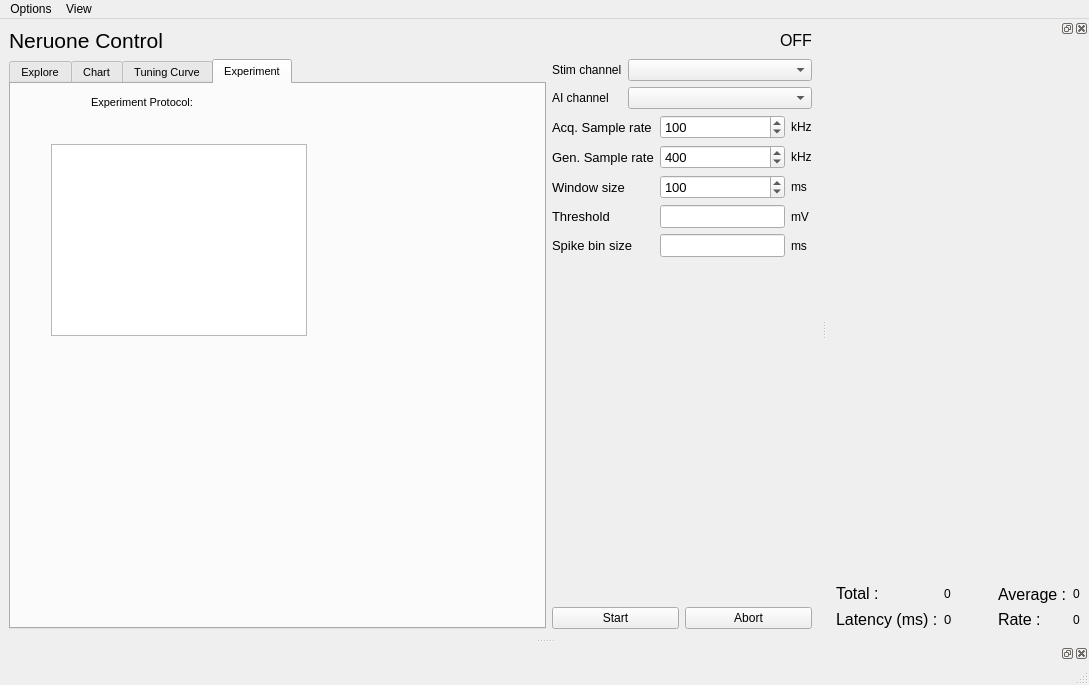
Before: the Qt Designer form spikeylab/main/main_control.ui in portfors-lab/sparkle, drawn with Qt 5.
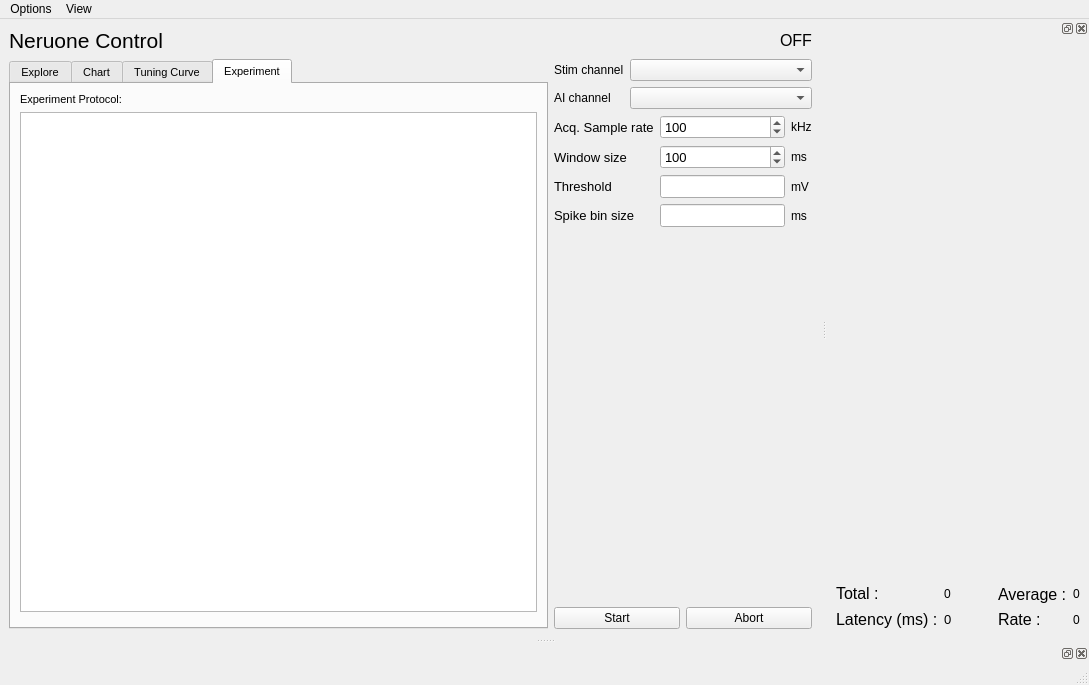
After: the same form once the commit is applied. The open tabs and pages were chosen to show the change. Custom widgets are drawn as their Qt base class.

The edit to the form file:
```diff
--- a/spikeylab/main/main_control.ui
+++ b/spikeylab/main/main_control.ui
@@ -208,6 +208,40 @@
                 </property>
                </widget>
               </item>
+              <item row="0" column="1">
+               <widget class="QSpinBox" name="aosr_spnbx">
+                <property name="font">
+                 <font>
+                  <pointsize>10</pointsize>
+                 </font>
+                </property>
+                <property name="maximum">
+                 <number>500</number>
+                </property>
+                <property name="value">
+                 <number>400</number>
+                </property>
+               </widget>
+              </item>
+              <item row="0" column="0">
+               <widget class="QLabel" name="label_6">
+                <property name="font">
+                 <font>
+                  <pointsize>10</pointsize>
+                 </font>
+                </property>
+                <property name="text">
+                 <string>Gen. Sample rate</string>
+                </property>
+               </widget>
+              </item>
+              <item row="0" column="2">
+               <widget class="QLabel" name="funit_lbl">
+                <property name="text">
+                 <string>kHz</string>
+                </property>
+               </widget>
+              </item>
              </layout>
             </item>
            </layout>
@@ -592,39 +626,21 @@
          <attribute name="title">
           <string>Experiment</string>
          </attribute>
-         <widget class="QLabel" name="label_2">
-          <property name="geometry">
-           <rect>
-            <x>80</x>
-            <y>10</y>
-            <width>111</width>
-            <height>16</height>
-           </rect>
-          </property>
-          <property name="text">
-           <string>Experiment Protocol:</string>
-          </property>
-         </widget>
-         <widget class="ProtocolView" name="protocolView">
-          <property name="geometry">
-           <rect>
-            <x>40</x>
-            <y>60</y>
-            <width>256</width>
-            <height>192</height>
-           </rect>
-          </property>
-         </widget>
-         <widget class="StimulusLabelTable" name="stimulus_choices" native="true">
-          <property name="geometry">
-           <rect>
-            <x>150</x>
-            <y>290</y>
-            <width>120</width>
-            <height>80</height>
-           </rect>
-          </property>
-         </widget>
+         <layout class="QVBoxLayout" name="verticalLayout_5">
+          <item>
+           <widget class="QLabel" name="label_2">
+            <property name="text">
+             <string>Experiment Protocol:</string>
+            </property>
+           </widget>
+          </item>
+          <item>
+           <widget class="ProtocolView" name="protocolView"/>
+          </item>
+          <item>
+           <widget class="StimulusLabelTable" name="stimulus_choices" native="true"/>
+          </item>
+         </layout>
         </widget>
        </widget>
       </item>
@@ -816,40 +832,6 @@
             </property>
            </widget>
           </item>
-          <item row="1" column="1">
-           <widget class="QSpinBox" name="aosr_spnbx">
-            <property name="font">
-             <font>
-              <pointsize>10</pointsize>
-             </font>
-            </property>
-            <property name="maximum">
-             <number>500</number>
-            </property>
-            <property name="value">
-             <number>400</number>
-            </property>
-           </widget>
-          </item>
-          <item row="1" column="0">
-           <widget class="QLabel" name="label_6">
-            <property name="font">
-             <font>
-              <pointsize>10</pointsize>
-             </font>
-            </property>
-            <property name="text">
-             <string>Gen. Sample rate</string>
-            </property>
-           </widget>
-          </item>
-          <item row="1" column="2">
-           <widget class="QLabel" name="funit_lbl">
-            <property name="text">
-             <string>kHz</string>
-            </property>
-           </widget>
-          </item>
          </layout>
         </item>
         <item>
```
Left out of the diff: 55 changed lines with no effect on the pictures.
